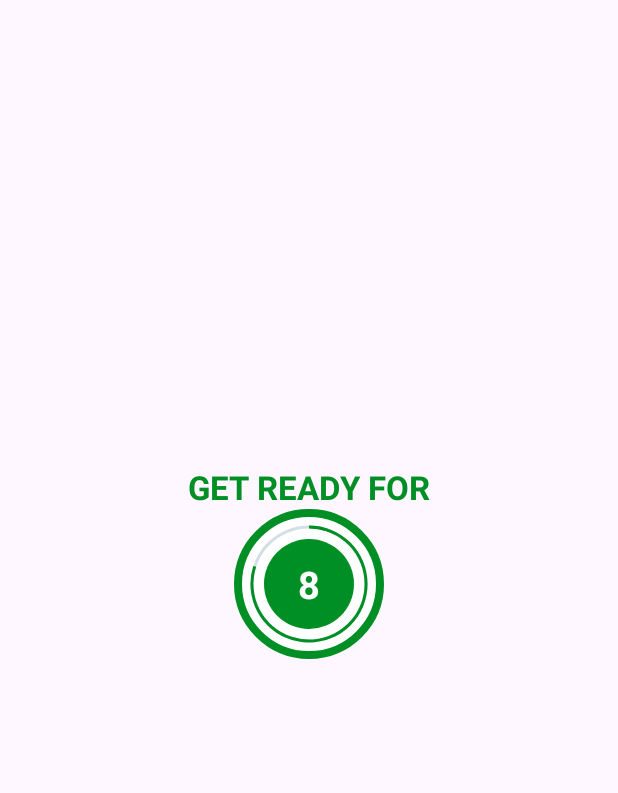
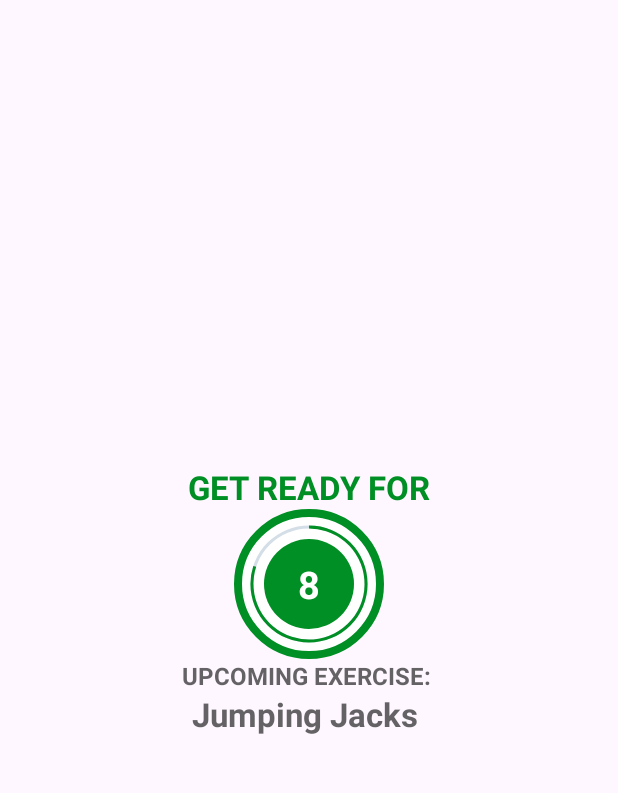
Before and after one commit to Neha8679/7-Minute-Workout-App, an Android app: the ExerciseActivity screen opened directly, with no data from a screen before it, on a phone screen of 412 x 824 dp, the part 84-877 px from its top. Run offline under Robolectric (Android 15) with nearby library versions, the light colour scheme and no system bars.

Commit message:
adding the upcoming exercise text to the rest view

```diff
--- a/app/src/main/java/com/neha/a7minuteworkoutapp/ExerciseActivity.kt
+++ b/app/src/main/java/com/neha/a7minuteworkoutapp/ExerciseActivity.kt
@@ -47,10 +47,14 @@ class ExerciseActivity : AppCompatActivity() {
         binding?.tvExerciseName?.visibility=View.INVISIBLE
         binding?.flExerciseView?.visibility=View.INVISIBLE
         binding?.ivImage?.visibility=View.INVISIBLE
+        binding?.tvUpcomingLabel?.visibility = View.VISIBLE
+        binding?.tvUpComingExerciseName?.visibility = View.VISIBLE
         if(restTimer != null){
             restTimer?.cancel()
             restProgress=0
         }
+
+        binding?.tvUpComingExerciseName?.text=exerciseList!![currentExercisePosition +1].getName()
 
         setRestProgressBar()
 
@@ -63,6 +67,8 @@ class ExerciseActivity : AppCompatActivity() {
         binding?.tvExerciseName?.visibility=View.VISIBLE
         binding?.flExerciseView?.visibility=View.VISIBLE
         binding?.ivImage?.visibility=View.VISIBLE
+        binding?.tvUpcomingLabel?.visibility = View.INVISIBLE
+        binding?.tvUpComingExerciseName?.visibility = View.INVISIBLE
         if(exerciseTimer != null){
             exerciseTimer?.cancel()
             exerciseProgress=0
--- a/app/src/main/res/layout/activity_exercise.xml
+++ b/app/src/main/res/layout/activity_exercise.xml
@@ -71,6 +71,38 @@
         </LinearLayout>
 
     </FrameLayout>
+
+    <TextView
+        android:id="@+id/tvUpcomingLabel"
+        android:layout_width="wrap_content"
+        android:layout_height="wrap_content"
+        android:text="UPCOMING EXERCISE: "
+        android:textColor="@color/colorPrimary"
+        android:textSize="16sp"
+        android:textStyle="bold"
+
+        app:layout_constraintEnd_toEndOf="parent"
+        app:layout_constraintStart_toStartOf="parent"
+        app:layout_constraintTop_toBottomOf="@id/flRestView"
+        app:layout_constraintBottom_toTopOf="@id/tvUpComingExerciseName"
+        tools:visibility="visible" />
+
+    <TextView
+        android:id="@+id/tvUpComingExerciseName"
+        android:layout_width="wrap_content"
+        android:layout_height="wrap_content"
+
+        android:textColor="@color/colorPrimary"
+        android:textSize="22sp"
+        android:textStyle="bold"
+        android:visibility="gone"
+
+        app:layout_constraintEnd_toEndOf="parent"
+        app:layout_constraintStart_toStartOf="parent"
+        app:layout_constraintTop_toBottomOf="@id/tvUpcomingLabel"
+
+        tools:visibility="visible" />
+
 
     <ImageView
         android:id="@+id/ivImage"
```
